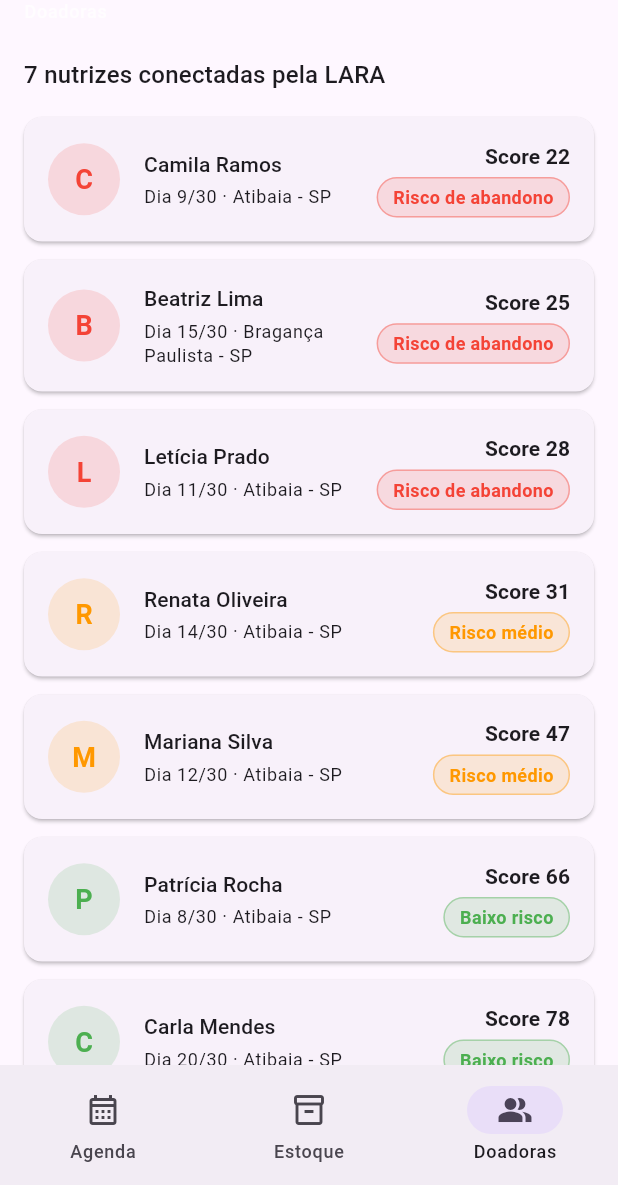
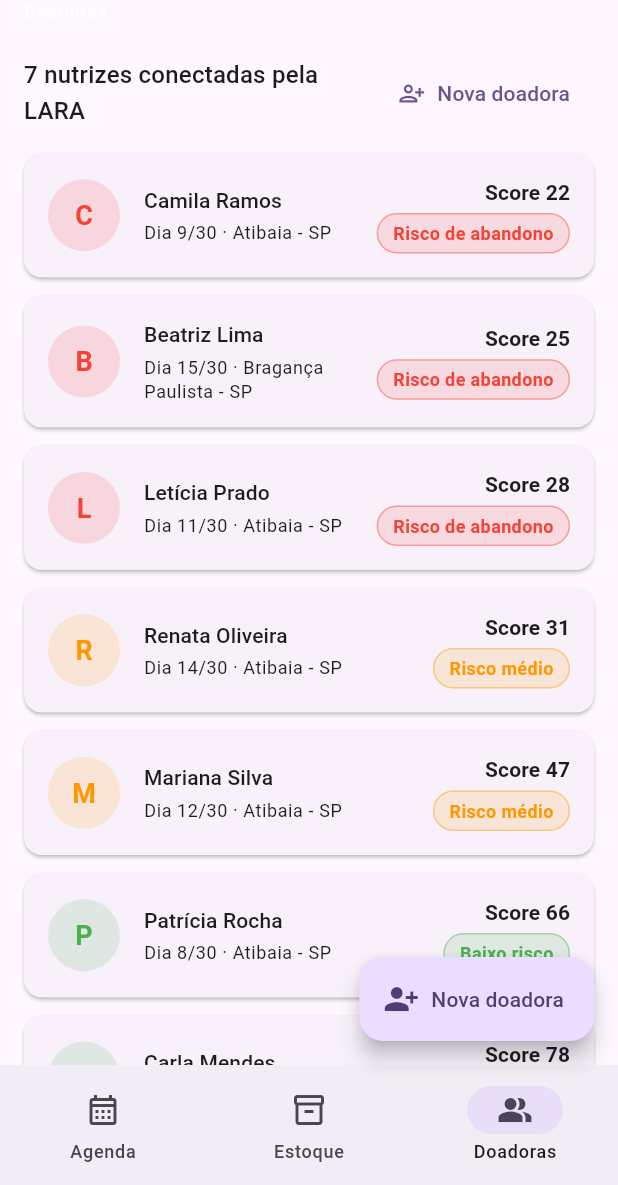
Before and after one commit to AndrePilatis/Sprint-Flutter, a Flutter app: the HomeScreen screen opened directly, item 3 of the bottom bar chosen, on a phone screen of 412 x 824 dp, the part 51-1236 px from its top. Run offline on Flutter 3.47's test engine with Material 3 defaults, Android fonts, the phone set to English and light mode, and no system bars.

Commit message:
cadastro de doadoras

```diff
--- a/lib/screens/home_screen.dart
+++ b/lib/screens/home_screen.dart
@@ -9,6 +9,9 @@ import '../components/doadora_card.dart';
 import '../components/estoque_card.dart';
 import 'doadora_detail_screen.dart';
 import 'nova_coleta_screen.dart';
+import 'nova_doadora_screen.dart';
+
+
 
 class HomeScreen extends StatefulWidget {
   const HomeScreen({super.key});
@@ -21,8 +24,25 @@ class _HomeScreenState extends State<HomeScreen> {
   int _abaAtual = 0;
 
   late final List<Coleta> _coletas = List.of(coletasMock);
+  late final List<Doadora> _doadoras = List.of(doadorasMock);
 
   static const _titulos = ['Agenda', 'Estoque', 'Doadoras'];
+
+  Future<void> _abrirNovaDoadora() async {
+    final novaDoadora = await Navigator.of(context).push<Doadora>(
+      MaterialPageRoute(builder: (_) => const NovaDoadoraScreen()),
+    );
+
+    if (novaDoadora != null) {
+      setState(() {
+        _doadoras.insert(0, novaDoadora);
+      });
+      if (!mounted) return;
+      ScaffoldMessenger.of(context).showSnackBar(
+        SnackBar(content: Text('Doadora ${novaDoadora.nome} cadastrada com sucesso.')),
+      );
+    }
+  }
 
   Future<void> _abrirDetalheDoadora(String doadoraId) async {
     final Doadora doadora = buscarDoadoraPorId(doadoraId);
@@ -94,7 +114,11 @@ class _HomeScreenState extends State<HomeScreen> {
           children: [
             _AgendaTab(coletas: _coletas, onTapColeta: _abrirDetalheDoadora),
             const _EstoqueTab(),
-            _DoadorasTab(onTapDoadora: _abrirDetalheDoadora),
+            _DoadorasTab(
+              doadoras: _doadoras,
+              onTapDoadora: _abrirDetalheDoadora,
+              onNovaDoadora: _abrirNovaDoadora,
+            ),
           ],
         ),
       ),
@@ -104,7 +128,13 @@ class _HomeScreenState extends State<HomeScreen> {
               icon: const Icon(Icons.add),
               label: const Text('Nova coleta'),
             )
-          : null,
+          : _abaAtual == 2
+              ? FloatingActionButton.extended(
+                  onPressed: _abrirNovaDoadora,
+                  icon: const Icon(Icons.person_add_alt_1),
+                  label: const Text('Nova doadora'),
+                )
+              : null,
       bottomNavigationBar: NavigationBar(
         selectedIndex: _abaAtual,
         onDestinationSelected: (index) => setState(() => _abaAtual = index),
@@ -201,24 +231,42 @@ class _EstoqueTab extends StatelessWidget {
 }
 
 class _DoadorasTab extends StatelessWidget {
+  final List<Doadora> doadoras;
   final void Function(String doadoraId) onTapDoadora;
+  final VoidCallback onNovaDoadora;
 
-  const _DoadorasTab({required this.onTapDoadora});
+  const _DoadorasTab({
+    required this.doadoras,
+    required this.onTapDoadora,
+    required this.onNovaDoadora,
+  });
 
   @override
   Widget build(BuildContext context) {
-    final doadoras = List.of(doadorasMock)
+    final listaOrdenada = List.of(doadoras)
       ..sort((a, b) => a.score.compareTo(b.score));
 
     return ListView(
-      padding: const EdgeInsets.fromLTRB(16, 16, 16, 24),
+      padding: const EdgeInsets.fromLTRB(16, 16, 16, 96),
       children: [
-        Text(
-          '${doadoras.length} nutrizes conectadas pela LARA',
-          style: Theme.of(context).textTheme.titleMedium,
+        Row(
+          mainAxisAlignment: MainAxisAlignment.spaceBetween,
+          children: [
+            Expanded(
+              child: Text(
+                '${listaOrdenada.length} nutrizes conectadas pela LARA',
+                style: Theme.of(context).textTheme.titleMedium,
+              ),
+            ),
+            TextButton.icon(
+              onPressed: onNovaDoadora,
+              icon: const Icon(Icons.person_add_alt_1_outlined),
+              label: const Text('Nova doadora'),
+            ),
+          ],
         ),
         const SizedBox(height: 16),
-        for (final doadora in doadoras)
+        for (final doadora in listaOrdenada)
           DoadoraCard(
             doadora: doadora,
             onTap: () => onTapDoadora(doadora.id),
```
Also changed, not shown: lib/screens/nova_doadora_screen.dart (added, +197 -0 lines).
